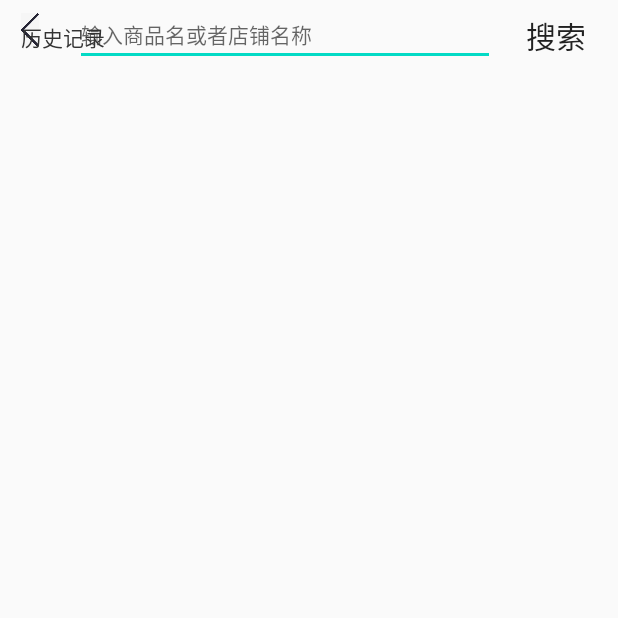
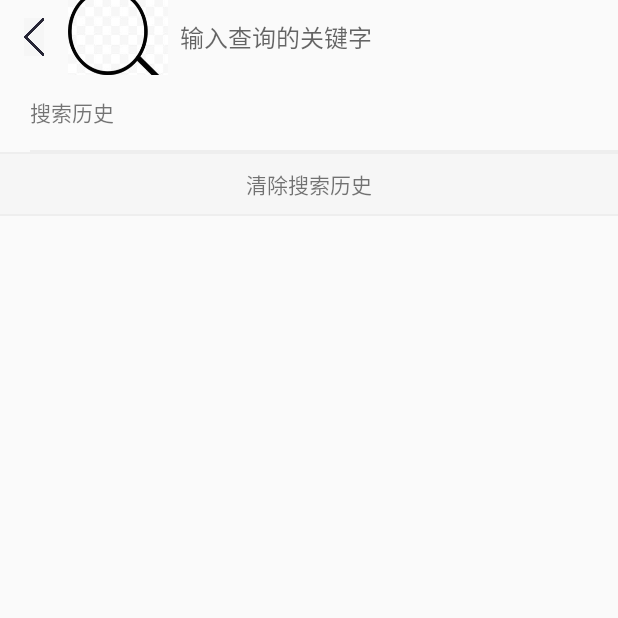
Before and after one commit to WeiJunHao666/The-project-practice-2020, an Android app: the SearchPageActivity screen opened directly, with no data from a screen before it, on a phone screen of 412 x 824 dp, the top half of it. Run offline under Robolectric (Android 15) with nearby library versions, the phone set to English and light mode, and no system bars.

Commit message:
搜索框代码更新

```diff
--- a/project/android/ErHuo2/app/src/main/AndroidManifest.xml
+++ b/project/android/ErHuo2/app/src/main/AndroidManifest.xml
@@ -26,7 +26,7 @@
         <activity android:name=".dsl.services.ViewServiceActivity" />
         <activity android:name=".zsl.activity.CommodityPageActivity" />
         <activity android:name=".zsl.activity.CommodityDetailsActivity" />
-        <activity android:name=".zsl.activity.SearchPageActivity" />
+        <activity android:name=".SearchPageActivity"/>
     </application>
 
 </manifest>
--- /dev/null
+++ b/project/android/ErHuo2/app/src/main/java/com/example/erhuo2/MyListView.java
@@ -0,0 +1,27 @@
+package com.example.erhuo2;
+
+import android.content.Context;
+import android.util.AttributeSet;
+import android.widget.ListView;
+
+public class MyListView extends ListView {
+    public MyListView(Context context) {
+        super(context);
+    }
+
+    public MyListView(Context context, AttributeSet attrs) {
+        super(context, attrs);
+    }
+
+    public MyListView(Context context, AttributeSet attrs, int defStyle) {
+        super(context, attrs, defStyle);
+    }
+
+    @Override
+    protected void onMeasure(int widthMeasureSpec, int heightMeasureSpec) {
+        int expandSpec = MeasureSpec.makeMeasureSpec(Integer.MAX_VALUE >> 2,
+                MeasureSpec.AT_MOST);
+        super.onMeasure(widthMeasureSpec, expandSpec);
+    }
+
+}
--- /dev/null
+++ b/project/android/ErHuo2/app/src/main/java/com/example/erhuo2/RecordSQLiteOpenHelper.java
@@ -0,0 +1,27 @@
+package com.example.erhuo2;
+
+import android.content.Context;
+import android.database.sqlite.SQLiteDatabase;
+import android.database.sqlite.SQLiteOpenHelper;
+
+public class RecordSQLiteOpenHelper extends SQLiteOpenHelper {
+
+    private static String name = "temp.db";
+    private static Integer version = 1;
+
+    public RecordSQLiteOpenHelper(Context context) {
+        super(context, name, null, version);
+    }
+
+    @Override
+    public void onCreate(SQLiteDatabase db) {
+        db.execSQL("create table records(id integer primary key autoincrement,name varchar(200))");
+    }
+
+    @Override
+    public void onUpgrade(SQLiteDatabase db, int oldVersion, int newVersion) {
+
+    }
+
+
+}
--- /dev/null
+++ b/project/android/ErHuo2/app/src/main/java/com/example/erhuo2/SearchPageActivity.java
@@ -0,0 +1,179 @@
+package com.example.erhuo2;
+
+import android.app.Activity;
+import android.content.Context;
+import android.database.Cursor;
+import android.database.sqlite.SQLiteDatabase;
+import android.graphics.drawable.Drawable;
+import android.os.Bundle;
+import android.text.Editable;
+import android.text.TextWatcher;
+import android.view.KeyEvent;
+import android.view.View;
+import android.view.Window;
+import android.view.inputmethod.InputMethodManager;
+import android.widget.AdapterView;
+import android.widget.BaseAdapter;
+import android.widget.CursorAdapter;
+import android.widget.EditText;
+import android.widget.ImageView;
+import android.widget.SimpleCursorAdapter;
+import android.widget.TextView;
+import android.widget.Toast;
+
+import java.util.Date;
+
+public class SearchPageActivity extends Activity {
+    private ImageView back;
+    private EditText et_search;
+    private TextView tv_tip;
+    private MyListView listView;
+    private TextView tv_clear;
+    private RecordSQLiteOpenHelper helper = new RecordSQLiteOpenHelper(this);;
+    private SQLiteDatabase db;
+    private BaseAdapter adapter;
+
+    @Override
+    protected void onCreate(Bundle savedInstanceState) {
+        super.onCreate(savedInstanceState);
+        requestWindowFeature(Window.FEATURE_NO_TITLE);
+        setContentView(R.layout.activity_search_page);
+        // 初始化控件
+        initView();
+
+        // 清空搜索历史
+        tv_clear.setOnClickListener(new View.OnClickListener() {
+            @Override
+            public void onClick(View v) {
+                deleteData();
+                queryData("");
+            }
+        });
+
+        // 搜索框的键盘搜索键点击回调
+        et_search.setOnKeyListener(new View.OnKeyListener() {// 输入完后按键盘上的搜索键
+
+            public boolean onKey(View v, int keyCode, KeyEvent event) {
+                if (keyCode == KeyEvent.KEYCODE_ENTER && event.getAction() == KeyEvent.ACTION_DOWN) {// 修改回车键功能
+                    // 先隐藏键盘
+                    ((InputMethodManager) getSystemService(Context.INPUT_METHOD_SERVICE)).hideSoftInputFromWindow(
+                            getCurrentFocus().getWindowToken(), InputMethodManager.HIDE_NOT_ALWAYS);
+                    // 按完搜索键后将当前查询的关键字保存起来,如果该关键字已经存在就不执行保存
+                    boolean hasData = hasData(et_search.getText().toString().trim());
+                    if (!hasData) {
+                        insertData(et_search.getText().toString().trim());
+                        queryData("");
+                    }
+                    // TODO 根据输入的内容模糊查询商品，并跳转到另一个界面，由你自己去实现
+                    Toast.makeText(SearchPageActivity.this, "clicked!", Toast.LENGTH_SHORT).show();
+
+                }
+                return false;
+            }
+        });
+
+        // 搜索框的文本变化实时监听
+        et_search.addTextChangedListener(new TextWatcher() {
+            @Override
+            public void beforeTextChanged(CharSequence s, int start, int count, int after) {
+
+            }
+
+            @Override
+            public void onTextChanged(CharSequence s, int start, int before, int count) {
+
+            }
+
+            @Override
+            public void afterTextChanged(Editable s) {
+                if (s.toString().trim().length() == 0) {
+                    tv_tip.setText("搜索历史");
+                } else {
+                    tv_tip.setText("搜索结果");
+                }
+                String tempName = et_search.getText().toString();
+                // 根据tempName去模糊查询数据库中有没有数据
+                queryData(tempName);
+
+            }
+        });
+        back.setOnClickListener(new View.OnClickListener() {
+            @Override
+            public void onClick(View view) {
+                onBackPressed();
+            }
+        });
+        listView.setOnItemClickListener(new AdapterView.OnItemClickListener() {
+            @Override
+            public void onItemClick(AdapterView<?> parent, View view, int position, long id) {
+                TextView textView = (TextView) view.findViewById(android.R.id.text1);
+                String name = textView.getText().toString();
+                et_search.setText(name);
+                Toast.makeText(SearchPageActivity.this, name, Toast.LENGTH_SHORT).show();
+                // TODO 获取到item上面的文字，根据该关键字跳转到另一个页面查询，由你自己去实现
+            }
+        });
+
+        // 插入数据，便于测试，否则第一次进入没有数据怎么测试呀？
+//        Date date = new Date();
+//        long time = date.getTime();
+//        insertData("Leo" + time);
+
+        // 第一次进入查询所有的历史记录
+        queryData("");
+    }
+
+    /**
+     * 插入数据
+     */
+    private void insertData(String tempName) {
+        db = helper.getWritableDatabase();
+        db.execSQL("insert into records(name) values('" + tempName + "')");
+        db.close();
+    }
+
+    /**
+     * 模糊查询数据
+     */
+    private void queryData(String tempName) {
+        Cursor cursor = helper.getReadableDatabase().rawQuery(
+                "select id as _id,name from records where name like '%" + tempName + "%' order by id desc ", null);
+        // 创建adapter适配器对象
+        adapter = new SimpleCursorAdapter(this, android.R.layout.simple_list_item_1, cursor, new String[] { "name" },
+                new int[] { android.R.id.text1 }, CursorAdapter.FLAG_REGISTER_CONTENT_OBSERVER);
+        // 设置适配器
+        listView.setAdapter(adapter);
+        adapter.notifyDataSetChanged();
+    }
+    /**
+     * 检查数据库中是否已经有该条记录
+     */
+    private boolean hasData(String tempName) {
+        Cursor cursor = helper.getReadableDatabase().rawQuery(
+                "select id as _id,name from records where name =?", new String[]{tempName});
+        //判断是否有下一个
+        return cursor.moveToNext();
+    }
+
+    /**
+     * 清空数据
+     */
+    private void deleteData() {
+        db = helper.getWritableDatabase();
+        db.execSQL("delete from records");
+        db.close();
+    }
+
+    private void initView() {
+        back = (ImageView) findViewById(R.id.img_back);
+        et_search = (EditText) findViewById(R.id.et_search);
+        tv_tip = (TextView) findViewById(R.id.tv_tip);
+        listView = (MyListView) findViewById(R.id.listView);
+        tv_clear = (TextView) findViewById(R.id.tv_clear);
+
+        // 调整EditText左边的搜索按钮的大小
+        Drawable drawable = getResources().getDrawable(R.drawable.search);
+        drawable.setBounds(0, 0, 100, 100);// 第一0是距左边距离，第二0是距上边距离，60分别是长宽
+        et_search.setCompoundDrawables(drawable, null, null, null);// 只放左边
+    }
+}
--- a/project/android/ErHuo2/app/src/main/java/com/example/erhuo2/zsl/activity/SearchPageActivity.java
+++ /dev/null
@@ -1,99 +0,0 @@
-package com.example.erhuo2.zsl.activity;
-
-import android.content.Context;
-import android.os.Bundle;
-import android.view.KeyEvent;
-import android.view.View;
-import android.view.inputmethod.EditorInfo;
-import android.view.inputmethod.InputMethodManager;
-import android.widget.Button;
-import android.widget.EditText;
-import android.widget.ImageView;
-import android.widget.TextView;
-import android.widget.Toast;
-
-import androidx.appcompat.app.AppCompatActivity;
-
-import com.example.erhuo2.R;
-import com.example.erhuo2.zsl.util.SearchHistoryUtils;
-import com.example.erhuo2.zsl.view.RefreshableView1;
-
-import java.text.SimpleDateFormat;
-import java.util.Date;
-import java.util.Map;
-
-public class SearchPageActivity extends AppCompatActivity {
-    private RefreshableView1 refreshableView1;
-    private EditText keyWord;
-    private Button search;
-    private ImageView back;
-    private SimpleDateFormat mFormat;
-
-    @Override
-    protected void onCreate(Bundle savedInstanceState) {
-        super.onCreate(savedInstanceState);
-        setContentView(R.layout.activity_search_page);
-        gitViews();
-        mFormat = new SimpleDateFormat( "yyyyMMddHHmmss" );
-
-        keyWord.setOnEditorActionListener( new TextView.OnEditorActionListener() {
-            @Override
-            public boolean onEditorAction(TextView v, int actionId, KeyEvent event) {
-                if (actionId == EditorInfo.IME_ACTION_SEARCH) {
-                    // 先隐藏键盘
-                    ((InputMethodManager) keyWord.getContext().getSystemService(Context.INPUT_METHOD_SERVICE))
-                            .hideSoftInputFromWindow(SearchPageActivity. this .getCurrentFocus().getWindowToken(), InputMethodManager.HIDE_NOT_ALWAYS);
-                    //搜索具体逻辑
-                    //搜索请求转交给函数去处理：
-                    //search(String.valueOf(mEditTextSearch.getText()));
-                    Toast.makeText(SearchPageActivity. this , "按下了搜索按钮" ,Toast.LENGTH_SHORT).show();
-                    return true ;
-                }
-                return false ;
-            }
-        });
-//        refreshableView1 = (RefreshableView1) findViewById(R.id.refreshable_view);
-//        refreshableView1.setOnRefreshListener(new RefreshableView1.PullToRefreshListener() {
-//            @Override
-//            public void onRefresh() {
-//                try {
-//                    Thread.sleep(3000);
-//                } catch (InterruptedException ee) {
-//                    ee.printStackTrace();
-//                }
-//                refreshableView1.finishRefreshing();
-//            }
-//        }, 0);
-    }
-    public void gitViews(){
-        keyWord = findViewById(R.id.search_keyword);
-        search = findViewById(R.id.search_search);
-        back = findViewById(R.id.search_back);
-    }
-    public void setOnClickListener(){
-        MyOnClickListener listener = new MyOnClickListener();
-
-    }
-    class MyOnClickListener implements View.OnClickListener{
-
-        @Override
-        public void onClick(View view) {
-            switch (view.getId()){
-                case R.id.search_back:
-                case R.id.search_search:
-                case R.id.list_view:
-
-            }
-        }
-    }
-//    private void saveSearchHistory(String keyWords) {
-//        //保存之前要先查询sp中是否有该value的记录，有则删除.这样保证搜索历史记录不会有重复条目
-//        Map<String, String> historys = (Map<String, String>) SearchHistoryUtils.getAll(getActivity());
-//        for (Map.Entry<String, String> entry : historys.entrySet()) {
-//            if (keyWords.equals(entry.getValue())){
-//                SearchHistoryUtils.remove(getActivity(),entry.getKey());
-//            }
-//        }
-//        SearchHistoryUtils.put(getActivity(), "" + mFormat.format( new Date()), keyWords);
-//    }
-}
--- a/project/android/ErHuo2/app/src/main/java/com/example/erhuo2/zsl/page/HomePageFragment.java
+++ b/project/android/ErHuo2/app/src/main/java/com/example/erhuo2/zsl/page/HomePageFragment.java
@@ -19,8 +19,8 @@ import androidx.annotation.Nullable;
 import androidx.fragment.app.Fragment;
 
 import com.example.erhuo2.R;
+import com.example.erhuo2.SearchPageActivity;
 import com.example.erhuo2.wjh.allKind.AllKindActivity;
-import com.example.erhuo2.zsl.activity.SearchPageActivity;
 import com.example.erhuo2.zsl.adapter.ProductAdapter;
 import com.example.erhuo2.zsl.loder.GlideImageLoader;
 import com.example.erhuo2.zsl.util.Util;
--- a/project/android/ErHuo2/app/src/main/res/layout/activity_search_page.xml
+++ b/project/android/ErHuo2/app/src/main/res/layout/activity_search_page.xml
@@ -1,67 +1,98 @@
-<?xml version="1.0" encoding="utf-8"?>
-<RelativeLayout android:layout_width="match_parent"
+<LinearLayout xmlns:android="http://schemas.android.com/apk/res/android"
+    xmlns:tools="http://schemas.android.com/tools"
+    android:layout_width="match_parent"
     android:layout_height="match_parent"
-    xmlns:android="http://schemas.android.com/apk/res/android"
-    xmlns:tools="http://schemas.android.com/tools"
-    tools:context=".zsl.activity.SearchPageActivity">
+    android:focusableInTouchMode="true"
+    android:orientation="vertical"
+    tools:context=".SearchPageActivity">
 
-    <RelativeLayout
-        android:layout_width="match_parent"
-        android:layout_height="wrap_content">
+    <LinearLayout
+        android:layout_width="fill_parent"
+        android:layout_height="50dp"
+        android:orientation="horizontal"
+        android:paddingRight="16dp">
+
         <ImageView
-            android:id = "@+id/search_back"
-            android:layout_width = "40dp"
-            android:layout_height = "40dp"
-            android:paddingLeft = "14dp"
-            android:paddingRight = "14dp"
-            android:src = "@drawable/back" />
+            android:id="@+id/img_back"
+            android:layout_width="45dp"
+            android:layout_height="45dp"
+            android:layout_gravity="center_vertical"
+            android:padding="10dp"
+            android:src="@drawable/back" />
+
         <EditText
-            android:id = "@+id/search_keyword"
-            android:layout_width = "280dp"
-            android:layout_height = "40dp"
-            android:layout_toRightOf="@+id/search_back"
-            android:layout_centerVertical = "true"
-            android:layout_marginLeft = "10dp"
-            android:hint = "输入商品名或者店铺名称"
-            android:imeOptions = "actionSearch"
-            android:singleLine = "true"
-            android:textSize = "14sp" />
-        <Button
-            android:id="@+id/search_search"
-            android:layout_width="wrap_content"
-            android:layout_height="wrap_content"
-            android:text="搜索"
-            android:layout_toRightOf="@id/search_keyword"
-            android:textSize="20sp"
-            android:background="@null"/>
-    </RelativeLayout>
-    <LinearLayout
-        android:id = "@+id/ll_search_history"
-        android:layout_width = "match_parent"
-        android:layout_height = "match_parent"
-        android:orientation = "vertical" >
+            android:id="@+id/et_search"
+            android:layout_width="0dp"
+            android:layout_height="match_parent"
+            android:layout_weight="1"
+            android:background="@null"
+            android:drawableLeft="@drawable/search"
+            android:drawablePadding="8dp"
+            android:gravity="start|center_vertical"
+            android:hint="输入查询的关键字"
+            android:imeOptions="actionSearch"
+            android:singleLine="true"
+            android:textSize="16sp" />
 
-        <TextView
-            android:layout_width = "match_parent"
-            android:layout_height = "wrap_content"
-            android:layout_marginBottom = "14dp"
-            android:layout_marginLeft = "14dp"
-            android:layout_marginTop = "14dp"
-            android:drawablePadding = "10dp"
-            android:text = "历史记录"
-            android:textColor = "#333333" />
-
-        <View
-            android:layout_width = "match_parent"
-            android:layout_height = "1dp" />
-
-        <ListView
-            android:id = "@+id/listView"
-            android:divider = "@null"
-            android:layout_width = "match_parent"
-            android:layout_height = "wrap_content"/>
-
-    </LinearLayout >
+    </LinearLayout>
 
 
-</RelativeLayout>
+    <ScrollView
+        android:layout_width="wrap_content"
+        android:layout_height="wrap_content">
+
+        <LinearLayout
+            android:layout_width="match_parent"
+            android:layout_height="wrap_content"
+            android:orientation="vertical">
+
+            <LinearLayout
+                android:layout_width="match_parent"
+                android:layout_height="wrap_content"
+                android:orientation="vertical"
+                android:paddingLeft="20dp">
+
+                <TextView
+                    android:id="@+id/tv_tip"
+                    android:layout_width="match_parent"
+                    android:layout_height="50dp"
+                    android:gravity="left|center_vertical"
+                    android:text="搜索历史" />
+
+                <View
+                    android:layout_width="match_parent"
+                    android:layout_height="1dp"
+                    android:background="#EEEEEE"></View>
+
+                <com.example.erhuo2.MyListView
+                    android:id="@+id/listView"
+                    android:layout_width="match_parent"
+                    android:layout_height="wrap_content">
+
+                </com.example.erhuo2.MyListView>
+
+
+            </LinearLayout>
+
+            <View
+                android:layout_width="match_parent"
+                android:layout_height="1dp"
+                android:background="#EEEEEE"></View>
+
+            <TextView
+                android:id="@+id/tv_clear"
+                android:layout_width="match_parent"
+                android:layout_height="40dp"
+                android:background="#F6F6F6"
+                android:gravity="center"
+                android:text="清除搜索历史" />
+
+            <View
+                android:layout_width="match_parent"
+                android:layout_height="1dp"
+                android:layout_marginBottom="20dp"
+                android:background="#EEEEEE"></View>
+        </LinearLayout>
+
+    </ScrollView>
+</LinearLayout>
```
Also changed, not shown: project/android/ErHuo2/app/src/main/res/drawable-v24/search.jpg (added).
